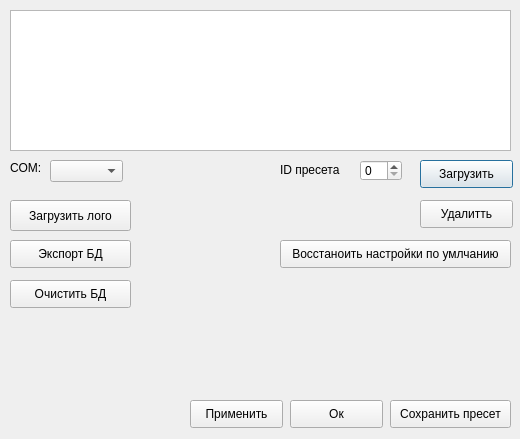
Qt form src/gui/settings.ui (ATLANTer/Ruzaevka390_MCC) before a commit.
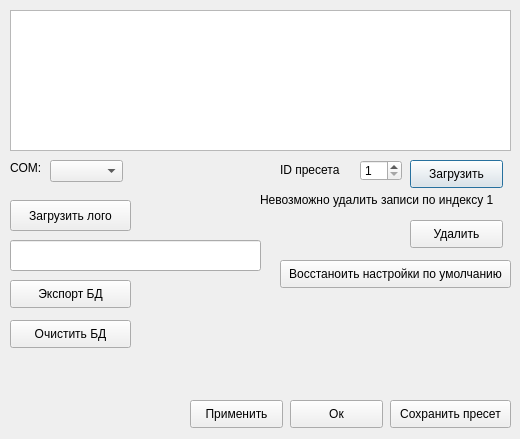
The same form after that commit.

Commit message: finished settings

Diff of the .ui file:
```diff
--- a/src/gui/settings.ui
+++ b/src/gui/settings.ui
@@ -22,6 +22,9 @@
      <height>21</height>
     </rect>
    </property>
+   <property name="minimum">
+    <number>1</number>
+   </property>
   </widget>
   <widget class="QLabel" name="label">
    <property name="geometry">
@@ -39,7 +42,7 @@
   <widget class="QPushButton" name="Imp_preset">
    <property name="geometry">
     <rect>
-     <x>420</x>
+     <x>410</x>
      <y>160</y>
      <width>93</width>
      <height>28</height>
@@ -137,7 +140,7 @@
    <property name="geometry">
     <rect>
      <x>10</x>
-     <y>240</y>
+     <y>280</y>
      <width>121</width>
      <height>28</height>
     </rect>
@@ -150,7 +153,7 @@
    <property name="geometry">
     <rect>
      <x>10</x>
-     <y>280</y>
+     <y>320</y>
      <width>121</width>
      <height>28</height>
     </rect>
@@ -172,27 +175,53 @@
   <widget class="QPushButton" name="pushButton">
    <property name="geometry">
     <rect>
-     <x>420</x>
-     <y>200</y>
+     <x>410</x>
+     <y>220</y>
      <width>93</width>
      <height>28</height>
     </rect>
    </property>
    <property name="text">
-    <string>Удалитть</string>
+    <string>Удалить</string>
    </property>
   </widget>
   <widget class="QPushButton" name="pushButton_2">
    <property name="geometry">
     <rect>
      <x>280</x>
-     <y>240</y>
+     <y>260</y>
      <width>231</width>
      <height>28</height>
     </rect>
    </property>
    <property name="text">
-    <string>Восстаноить настройки по умлчанию</string>
+    <string>Восстаноить настройки по умолчанию</string>
+   </property>
+   <attribute name="buttonGroup">
+    <string notr="true">db_buttons</string>
+   </attribute>
+  </widget>
+  <widget class="QLineEdit" name="path2logo">
+   <property name="geometry">
+    <rect>
+     <x>10</x>
+     <y>240</y>
+     <width>251</width>
+     <height>31</height>
+    </rect>
+   </property>
+  </widget>
+  <widget class="QLabel" name="label_3">
+   <property name="geometry">
+    <rect>
+     <x>260</x>
+     <y>190</y>
+     <width>281</width>
+     <height>20</height>
+    </rect>
+   </property>
+   <property name="text">
+    <string>Невозможно удалить записи по индексу 1</string>
    </property>
   </widget>
  </widget>
```
Left out of the diff: 13 changed lines with no effect on the pictures. The commit also changes 4 other files.
